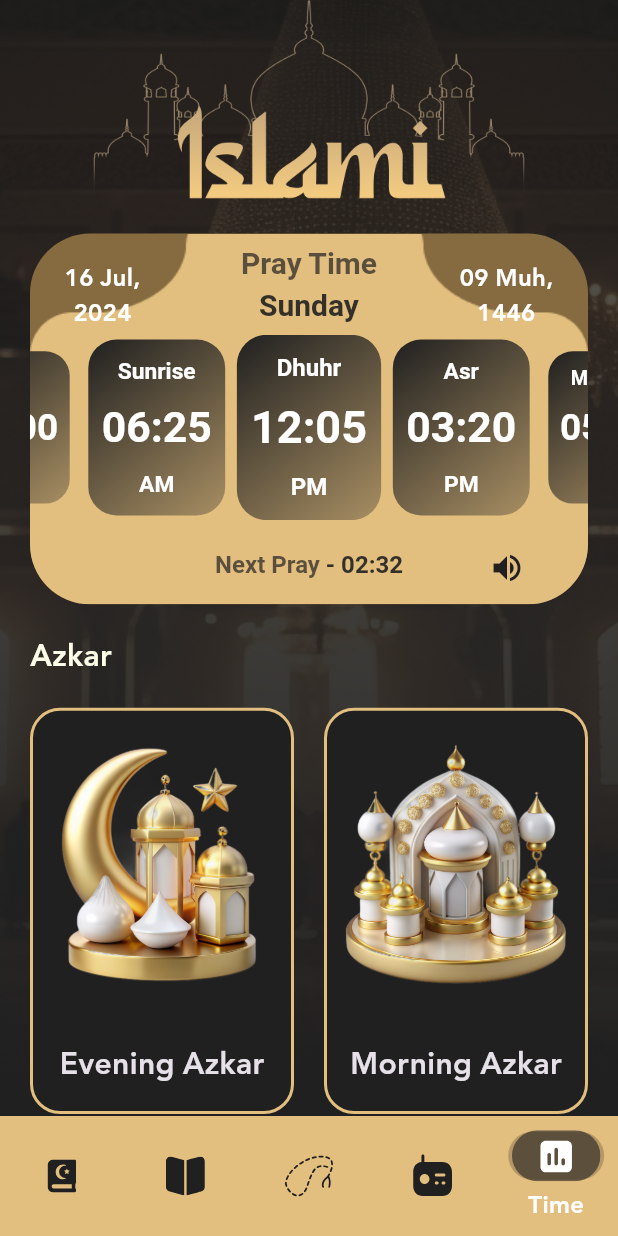
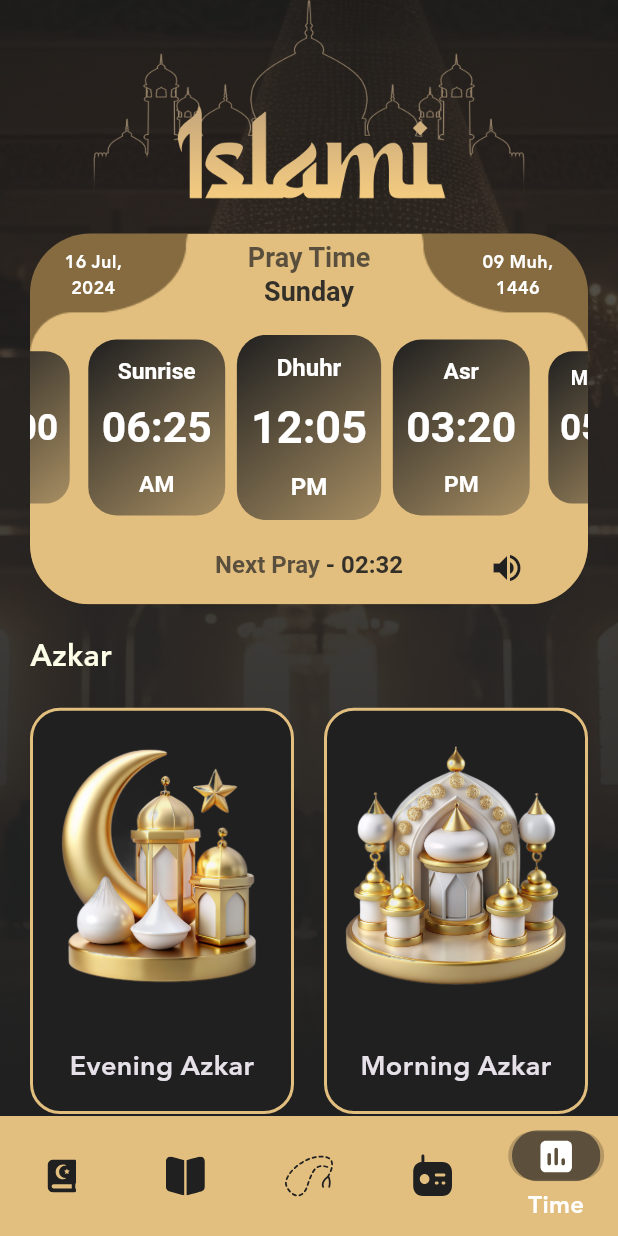
Before and after one commit to saidelhadidi/islami_app, a Flutter app: the HomeScreen screen opened by its route, item 5 of the bottom bar chosen, on a phone screen of 412 x 824 dp. Run offline on Flutter 3.47's test engine with Material 3 defaults, Android fonts, the phone set to English and light mode, and no system bars; drawn by our look-alikes of carousel_slider; our stand-ins replace flutter_svg, shared_preferences, smooth_page_indicator; accounts and stored records are empty.

Commit message:
fix(ui): resolve bottom overflow in PrayingTimeCard on real devices
Refactored the card to use relative constraints within LayoutBuilder, ensuring proper scaling and fixing the overflow issue on smaller screens.

```diff
--- a/lib/ui/time/widgets/praying_time_card.dart
+++ b/lib/ui/time/widgets/praying_time_card.dart
@@ -32,7 +32,7 @@ class PrayingTimeCard extends StatelessWidget {
                 width: double.infinity,
                 height: constraints.maxHeight * 0.24,
                 child: Padding(
-                  padding: const EdgeInsets.only(top: 8,right: 8,left: 8),
+                  padding: const EdgeInsets.only(right: 8,left: 8),
                   child: Stack(
                     children: [
                       Positioned(
@@ -42,7 +42,7 @@ class PrayingTimeCard extends StatelessWidget {
                           textAlign: TextAlign.center,
                           "16 Jul,\n2024",
                           style: TextStyle(
-                            fontSize: 16,
+                            fontSize: 12,
                             fontWeight: FontWeight.bold,
                             color: ColorsManager.white,
                           ),
@@ -52,11 +52,13 @@ class PrayingTimeCard extends StatelessWidget {
                         alignment: Alignment.topCenter,
                         child: DefaultTextStyle(
                           style: TextStyle(
-                            fontSize: 20,
+                            fontSize: 18,
                             fontWeight: FontWeight.bold,
                           ),
+                          child: Padding(
+                            padding: const EdgeInsets.only(top: 5),
                             child: Column(
-                            spacing: 5,
+                              spacing: 2,
                               children: [
                                 Text(
                                   "Pray Time",
@@ -78,6 +80,7 @@ class PrayingTimeCard extends StatelessWidget {
                             ),
                           ),
                         ),
+                      ),
                       Positioned(
                         top: 10,
                         right: 15,
@@ -85,7 +88,7 @@ class PrayingTimeCard extends StatelessWidget {
                           textAlign: TextAlign.center,
                           "09 Muh,\n1446",
                           style: TextStyle(
-                            fontSize: 16,
+                            fontSize: 12,
                             fontWeight: FontWeight.bold,
                             color: ColorsManager.white,
                           ),
--- a/lib/ui/time/widgets/zikr_item.dart
+++ b/lib/ui/time/widgets/zikr_item.dart
@@ -24,8 +24,8 @@ class ZikrItem extends StatelessWidget {
           children: [
             Image.asset(zikr.image),
             Text(
-              zikr.title,
-              style: TextStyle(fontSize: 20, fontWeight: FontWeight.bold),
+              textAlign: TextAlign.center,zikr.title,
+              style: TextStyle(fontSize: 18, fontWeight: FontWeight.bold),
             ),
           ],
         ),
```
Also changed, not shown: 1 other file. Lines whose indentation alone changed are shown as unchanged.
